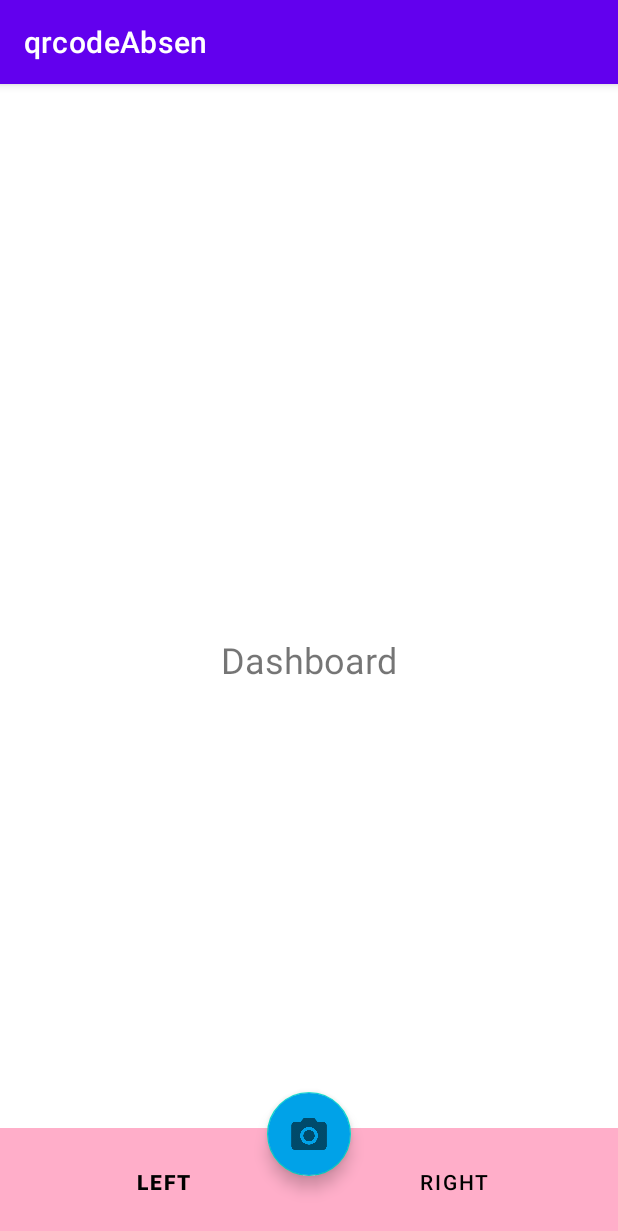
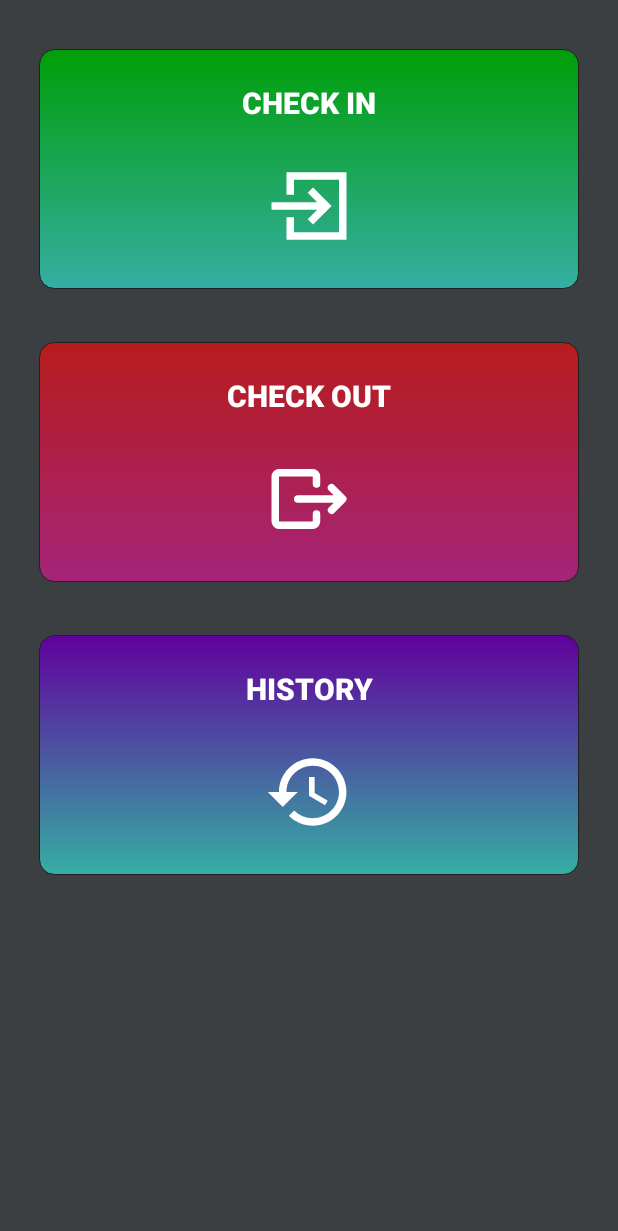
Before and after one commit to KryZer0/qrAbsen, an Android app: the Dashboard screen opened directly, with no data from a screen before it, on a phone screen of 412 x 824 dp. Shown: the top 1231 px of the screen. Run offline under Robolectric (Android 15) with nearby library versions, the phone set to English and light mode, and no system bars.

Commit message:
Aplikasi absensi qr mobile (prototype)

```diff
--- a/app/src/main/java/com/example/qrcodeabsen/Dashboard.java
+++ b/app/src/main/java/com/example/qrcodeabsen/Dashboard.java
@@ -1,5 +1,6 @@
 package com.example.qrcodeabsen;
 
+import android.annotation.SuppressLint;
 import android.content.Intent;
 import android.os.Bundle;
 import android.view.View;
@@ -10,25 +11,34 @@ import androidx.appcompat.app.AppCompatActivity;
 import com.google.android.material.floatingactionbutton.FloatingActionButton;
 
 public class Dashboard extends AppCompatActivity {
-    private Button Left, Right;
-    private FloatingActionButton QrCode;
+    private Button checkIn, checkOut, history;
+
     @Override
     protected void onCreate(Bundle savedInstanceState) {
         super.onCreate(savedInstanceState);
         setContentView(R.layout.activity_dashboard);
-        Left = findViewById(R.id.btnLeft);
-        Right = findViewById(R.id.btnRight);
-        QrCode = findViewById(R.id.btnCenter);
+        checkIn = findViewById(R.id.check_in_btn);
+        checkOut = findViewById(R.id.check_out_btn);
+        history = findViewById(R.id.history_btn);
         setClickListener();
     }
     private void setClickListener()
     {
-        QrCode.setOnClickListener(v -> loginIn());
+        checkIn.setOnClickListener(v -> checkIn());
+        checkOut.setOnClickListener(v -> checkOut());
     }
 
-    private void loginIn()
+    private void checkIn()
     {
         Intent intent = new Intent(Dashboard.this,MainActivity.class);
+        intent.putExtra("absen","checkin");
+        startActivity(intent);
+    }
+
+    private void checkOut()
+    {
+        Intent intent = new Intent(Dashboard.this,MainActivity.class);
+        intent.putExtra("absen","checkout");
         startActivity(intent);
     }
 }
--- a/app/src/main/java/com/example/qrcodeabsen/LoginActivity.java
+++ b/app/src/main/java/com/example/qrcodeabsen/LoginActivity.java
@@ -15,7 +15,7 @@ import com.google.android.material.button.MaterialButton;
 public class LoginActivity extends AppCompatActivity
 {
     private EditText Username, Password;
-    private MaterialButton btnLogin;
+    private Button btnLogin;
     private ImageView logoButton;
     private Toast toastMessage;
     private int setUpCounter = 5;
--- a/app/src/main/java/com/example/qrcodeabsen/SetUpActivity.java
+++ b/app/src/main/java/com/example/qrcodeabsen/SetUpActivity.java
@@ -6,6 +6,7 @@ import android.content.Intent;
 import android.content.SharedPreferences;
 import android.os.Bundle;
 import android.text.TextUtils;
+import android.widget.Button;
 import android.widget.EditText;
 import android.widget.ImageView;
 import android.widget.Toast;
@@ -17,7 +18,7 @@ import com.google.android.material.button.MaterialButton;
 public class SetUpActivity extends AppCompatActivity
 {
     private EditText url, port;
-    private MaterialButton btnSetup;
+    private Button btnSetup;
     private ImageView logoButton;
     SharedPreferences sharedPreferences;
     private static final String PREF_NAME = "UrlPrefs";
--- /dev/null
+++ b/app/src/main/res/drawable/history.xml
@@ -0,0 +1,5 @@
+<vector android:height="60dp" android:tint="#FFFFFF"
+    android:viewportHeight="24" android:viewportWidth="24"
+    android:width="60dp" xmlns:android="http://schemas.android.com/apk/res/android">
+    <path android:fillColor="@android:color/white" android:pathData="M13,3c-4.97,0 -9,4.03 -9,9L1,12l3.89,3.89 0.07,0.14L9,12L6,12c0,-3.87 3.13,-7 7,-7s7,3.13 7,7 -3.13,7 -7,7c-1.93,0 -3.68,-0.79 -4.94,-2.06l-1.42,1.42C8.27,19.99 10.51,21 13,21c4.97,0 9,-4.03 9,-9s-4.03,-9 -9,-9zM12,8v5l4.28,2.54 0.72,-1.21 -3.5,-2.08L13.5,8L12,8z"/>
+</vector>
--- /dev/null
+++ b/app/src/main/res/drawable/logout.xml
@@ -0,0 +1,9 @@
+<vector xmlns:android="http://schemas.android.com/apk/res/android"
+    android:width="60dp"
+    android:height="60dp"
+    android:viewportWidth="24"
+    android:viewportHeight="24">
+  <path
+      android:pathData="M2,6a2,2 0,0 1,2 -2h9a2,2 0,0 1,2 2v2a1,1 0,1 1,-2 0L13,6L4,6v12h9v-2a1,1 0,1 1,2 0v2a2,2 0,0 1,-2 2L4,20a2,2 0,0 1,-2 -2L2,6zM17.293,8.293a1,1 0,0 1,1.414 0l3,3a1,1 0,0 1,0 1.414l-3,3a1,1 0,0 1,-1.414 -1.414L18.586,13L9,13a1,1 0,1 1,0 -2h9.586l-1.293,-1.293a1,1 0,0 1,0 -1.414z"
+      android:fillColor="#fff"/>
+</vector>
--- /dev/null
+++ b/app/src/main/res/drawable/masuk.xml
@@ -0,0 +1,12 @@
+<vector xmlns:android="http://schemas.android.com/apk/res/android"
+    android:width="60dp"
+    android:height="60dp"
+    android:viewportWidth="24"
+    android:viewportHeight="24">
+  <path
+      android:pathData="M20,5H8V9H6V3H22V21H6V15H8V19H20V5Z"
+      android:fillColor="#fff"/>
+  <path
+      android:pathData="M13.074,16.95L11.66,15.536L14.196,13H2V11H14.196L11.66,8.465L13.074,7.05L18.024,12L13.074,16.95Z"
+      android:fillColor="#fff"/>
+</vector>
--- /dev/null
+++ b/app/src/main/res/drawable/rounded_blue_btn.xml
@@ -0,0 +1,11 @@
+<?xml version="1.0" encoding="utf-8"?>
+<shape xmlns:android="http://schemas.android.com/apk/res/android">
+    <gradient
+        android:angle="90"
+        android:startColor="#35AEA3"
+        android:endColor="#61009E"
+        android:type="linear"/>
+
+    <corners android:radius="10dp"/>
+    <stroke android:color="#202020" android:width="0.6dp"/>
+</shape>
--- /dev/null
+++ b/app/src/main/res/drawable/rounded_green_btn.xml
@@ -0,0 +1,11 @@
+<?xml version="1.0" encoding="utf-8"?>
+<shape xmlns:android="http://schemas.android.com/apk/res/android">
+    <gradient
+        android:angle="90"
+        android:startColor="#35AEA3"
+        android:endColor="#009E08"
+        android:type="linear"/>
+
+    <corners android:radius="10dp"/>
+    <stroke android:color="#202020" android:width="0.6dp"/>
+</shape>
--- /dev/null
+++ b/app/src/main/res/drawable/rounded_red_btn.xml
@@ -0,0 +1,11 @@
+<?xml version="1.0" encoding="utf-8"?>
+<shape xmlns:android="http://schemas.android.com/apk/res/android">
+    <gradient
+        android:angle="90"
+        android:startColor="#A52479"
+        android:endColor="#B71C1C"
+        android:type="linear"/>
+
+    <corners android:radius="10dp"/>
+    <stroke android:color="#202020" android:width="0.6dp"/>
+</shape>
--- /dev/null
+++ b/app/src/main/res/drawable/rounded_trans_btn.xml
@@ -0,0 +1,6 @@
+<?xml version="1.0" encoding="utf-8"?>
+<shape xmlns:android="http://schemas.android.com/apk/res/android">
+
+    <corners android:radius="10dp"/>
+    <stroke android:color="#fff" android:width="5dp"/>
+</shape>
--- a/app/src/main/res/layout/activity_dashboard.xml
+++ b/app/src/main/res/layout/activity_dashboard.xml
@@ -1,60 +1,78 @@
 <?xml version="1.0" encoding="utf-8"?>
-<RelativeLayout xmlns:android="http://schemas.android.com/apk/res/android"
+<LinearLayout xmlns:android="http://schemas.android.com/apk/res/android"
     android:layout_width="match_parent"
     android:layout_height="match_parent"
-    xmlns:app="http://schemas.android.com/apk/res-auto">
-
-    <!-- Konten utama di sini -->
-    <TextView
-        android:id="@+id/textView"
-        android:layout_width="wrap_content"
-        android:layout_height="wrap_content"
-        android:layout_centerInParent="true"
-        android:text="Dashboard"
-        android:textSize="24sp" />
+    xmlns:app="http://schemas.android.com/apk/res-auto"
+    android:orientation="vertical"
+    android:background="@color/gray"
+    >
 
     <LinearLayout
-        android:id="@+id/bottomNav"
         android:layout_width="match_parent"
-        android:layout_height="wrap_content"
-        android:layout_alignParentBottom="true"
-        android:background="#ffaec9"
-        android:orientation="horizontal"
-        android:padding="12dp"
-        android:weightSum="2">
+        android:layout_height="165dp"
+        android:layout_marginTop="30dp"
+        android:gravity="center"
+        android:orientation="horizontal">
 
         <Button
-            android:id="@+id/btnLeft"
-            android:layout_width="0dp"
-            android:layout_height="wrap_content"
-            android:layout_weight="1"
-            android:background="@android:color/transparent"
-            android:text="Left"
-            android:textColor="@android:color/black"
+            android:id="@+id/check_in_btn"
+            android:layout_width="360dp"
+            android:layout_height="160dp"
+            android:background="@drawable/rounded_green_btn"
+            android:drawableBottom="@drawable/masuk"
+            android:drawablePadding="25dp"
+            android:gravity="bottom|center"
+            android:paddingBottom="25dp"
+            android:text="@string/masuk"
+            android:textColor="@color/white"
+            android:textSize="20sp"
             android:textStyle="bold" />
 
-        <Button
-            android:id="@+id/btnRight"
-            android:layout_width="0dp"
-            android:layout_height="wrap_content"
-            android:layout_weight="1"
-            android:background="@android:color/transparent"
-            android:text="Right"
-            android:textColor="@android:color/black" />
 
     </LinearLayout>
 
-    <com.google.android.material.floatingactionbutton.FloatingActionButton
-        android:id="@+id/btnCenter"
-        android:layout_width="wrap_content"
-        android:layout_height="wrap_content"
-        android:layout_alignParentBottom="true"
-        android:layout_centerInParent="true"
-        android:layout_marginBottom="40dp"
-        android:backgroundTint="#00a2e8"
-        android:padding="12dp"
-        android:scaleType="centerInside"
-        android:src="@drawable/camera"
-        app:fabSize="normal"
-        app:tint="@android:color/black" />
-</RelativeLayout>
+    <LinearLayout
+        android:layout_width="match_parent"
+        android:layout_height="165dp"
+        android:layout_marginTop="30dp"
+        android:gravity="center"
+        android:orientation="horizontal">
+
+        <Button
+            android:id="@+id/check_out_btn"
+            android:layout_width="360dp"
+            android:layout_height="160dp"
+            android:background="@drawable/rounded_red_btn"
+            android:drawableBottom="@drawable/logout"
+            android:drawablePadding="25dp"
+            android:gravity="bottom|center"
+            android:paddingBottom="25dp"
+            android:text="@string/keluar"
+            android:textColor="@color/white"
+            android:textSize="20sp"
+            android:textStyle="bold" />
+    </LinearLayout>
+
+    <LinearLayout
+        android:layout_width="match_parent"
+        android:layout_height="165dp"
+        android:layout_marginTop="30dp"
+        android:gravity="center"
+        android:orientation="horizontal">
+
+        <Button
+            android:id="@+id/history_btn"
+            android:layout_width="360dp"
+            android:layout_height="160dp"
+            android:background="@drawable/rounded_blue_btn"
+            android:drawableBottom="@drawable/history"
+            android:drawablePadding="25dp"
+            android:gravity="bottom|center"
+            android:paddingBottom="25dp"
+            android:text="@string/history"
+            android:textColor="@color/white"
+            android:textSize="20sp"
+            android:textStyle="bold" />
+    </LinearLayout>
+
+</LinearLayout>
--- a/app/src/main/res/layout/activity_setup.xml
+++ b/app/src/main/res/layout/activity_setup.xml
@@ -62,7 +62,7 @@
             android:textSize="15sp"
             android:singleLine="true"/>
 
-        <com.google.android.material.button.MaterialButton
+        <Button
             android:id="@+id/setupbtn"
             android:layout_width="150dp"
             android:layout_height="40dp"
--- a/app/src/main/res/values-night/themes.xml
+++ b/app/src/main/res/values-night/themes.xml
@@ -1,8 +1,8 @@
 <resources xmlns:tools="http://schemas.android.com/tools">
     <!-- Base application theme. -->
-    <style name="Theme.QrcodeAbsen" parent="Theme.MaterialComponents.DayNight.DarkActionBar">
+    <style name="Theme.QrcodeAbsen" parent="Theme.AppCompat.DayNight.NoActionBar">
         <!-- Primary brand color. -->
-        <item name="colorPrimary">@color/purple_200</item>
+        <item name="colorPrimary">@color/lightBlue</item>
         <item name="colorPrimaryVariant">@color/purple_700</item>
         <item name="colorOnPrimary">@color/black</item>
         <!-- Secondary brand color. -->
@@ -13,4 +13,17 @@
         <item name="android:statusBarColor">?attr/colorPrimaryVariant</item>
         <!-- Customize your theme here. -->
     </style>
+
+    <style name="ButtonMasuk" parent="Widget.MaterialComponents.Button">
+        <item name="android:backgroundTint">@null</item>
+        <item name="android:background">@drawable/rounded_green_btn</item>
+        <item name="android:textColor">@color/white</item>
+    </style>
+
+    <style name="ButtonKeluar" parent="Widget.MaterialComponents.Button">
+        <item name="android:backgroundTint">@null</item>
+        <item name="android:backgroundTintMode">multiply</item>
+        <item name="android:background">@drawable/rounded_red_btn</item>
+        <item name="android:textColor">@color/white</item>
+    </style>
 </resources>
--- a/app/src/main/res/values/strings.xml
+++ b/app/src/main/res/values/strings.xml
@@ -4,7 +4,12 @@
     <string name="username">Username</string>
     <string name="qrabsen">QRABSEN</string>
     <string name="login">Login</string>
-    <string name="setup">Setup Aplikasi</string>
+    <string name="setup">Setup Application</string>
     <string name="url">Url / Ip</string>
     <string name="port">Port</string>
+    <string name="masuk">Check In</string>
+    <string name="keluar">Check Out</string>
+    <string name="history">History</string>
+    <string name="don_t_have_an_account">Don\'t have an account ?</string>
+    <string name="sign_up">Sign Up</string>
 </resources>
--- a/app/src/main/res/values/themes.xml
+++ b/app/src/main/res/values/themes.xml
@@ -1,8 +1,8 @@
 <resources xmlns:tools="http://schemas.android.com/tools">
     <!-- Base application theme. -->
-    <style name="Theme.QrcodeAbsen" parent="Theme.MaterialComponents.DayNight.DarkActionBar">
+    <style name="Theme.QrcodeAbsen" parent="Theme.AppCompat.Light.NoActionBar">
         <!-- Primary brand color. -->
-        <item name="colorPrimary">@color/purple_500</item>
+        <item name="colorPrimary">@color/deuteranopia_blue</item>
         <item name="colorPrimaryVariant">@color/purple_700</item>
         <item name="colorOnPrimary">@color/white</item>
         <!-- Secondary brand color. -->
@@ -13,4 +13,17 @@
         <item name="android:statusBarColor">?attr/colorPrimaryVariant</item>
         <!-- Customize your theme here. -->
     </style>
+
+    <style name="ButtonMasuk" parent="Widget.MaterialComponents.Button">
+        <item name="android:backgroundTint">@null</item>
+        <item name="android:background">@drawable/rounded_green_btn</item>
+        <item name="android:textColor">@color/white</item>
+    </style>
+
+    <style name="ButtonKeluar" parent="Widget.MaterialComponents.Button">
+        <item name="android:backgroundTint">@null</item>
+        <item name="android:backgroundTintMode">multiply</item>
+        <item name="android:background">@drawable/rounded_red_btn</item>
+        <item name="android:textColor">@color/white</item>
+    </style>
 </resources>
```
Also changed, not shown: app/src/main/java/com/example/qrcodeabsen/MainActivity.java (+27 -21 lines), app/src/main/res/layout/activity_login.xml (+5 -5 lines), app/src/main/res/layout/activity_main.xml (+12 -1 lines), 2 other files.
